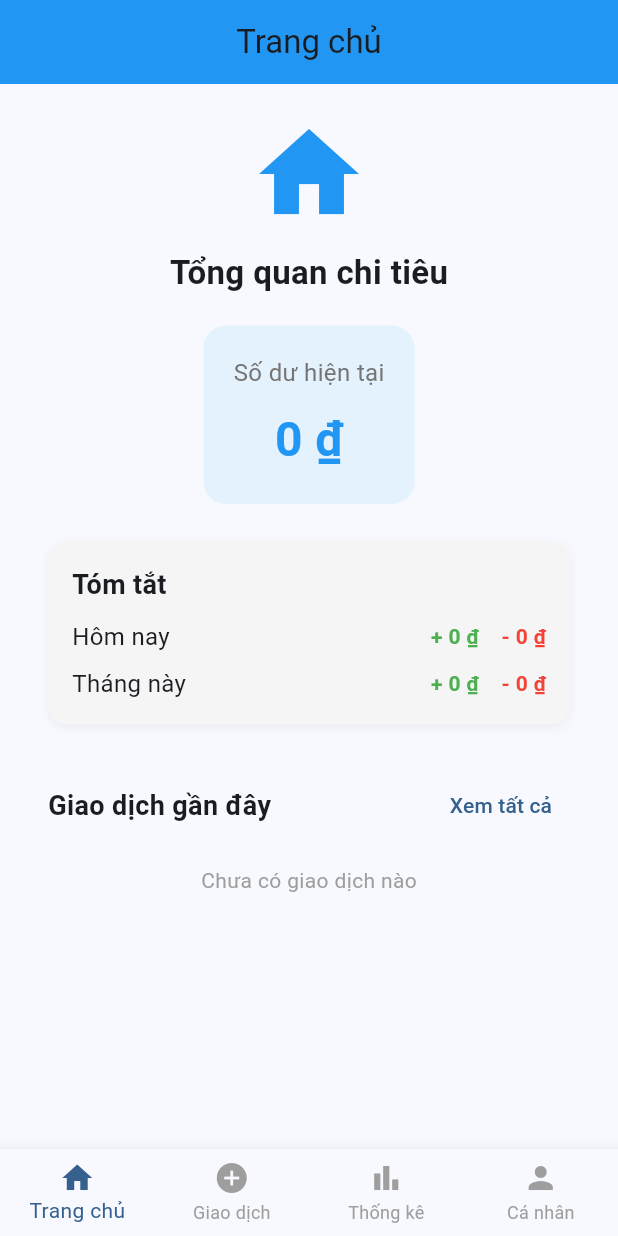
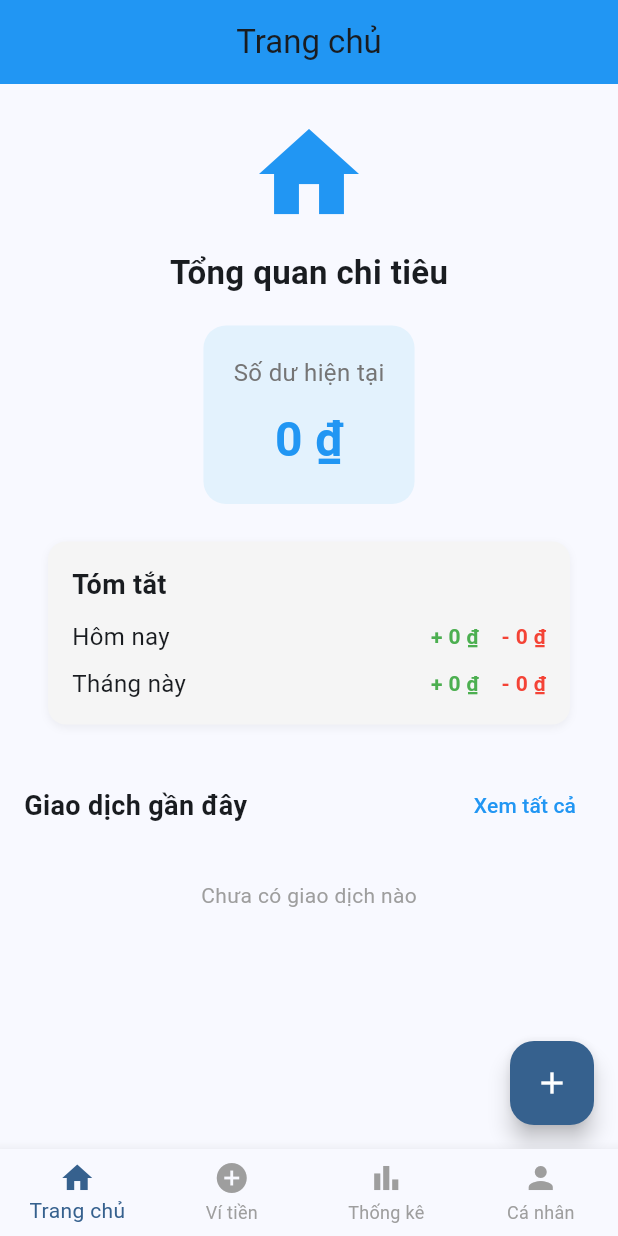
Before and after one commit to lnmahvan/QLCT, a Flutter app: the HomePage screen opened directly, on a phone screen of 412 x 824 dp. Run offline on Flutter 3.47's test engine with Material 3 defaults, Android fonts, the phone set to English and light mode, and no system bars; our stand-ins replace fl_chart, shared_preferences; accounts and stored records are empty.

Commit message:
update Edit home page + add wallet + edit view all

```diff
--- a/lib/main.dart
+++ b/lib/main.dart
@@ -3,19 +3,15 @@ import 'package:provider/provider.dart';
 import 'package:shared_preferences/shared_preferences.dart';
 import 'models/expense_model.dart';
 import 'screens/home_screen.dart';
-import 'screens/transaction_screen.dart';
+import 'screens/wallet_screen.dart';
 import 'screens/statistics_screen.dart';
 import 'screens/profile_screen.dart';
 import 'screens/login_screen.dart';
-// import 'screens/transaction_list_screen.dart';
 import 'screens/transaction_list_screen.dart';
 
 void main() {
   runApp(
-    ChangeNotifierProvider(
-      create: (_) => ExpenseModel(),
-      child: const MyApp(),
-    ),
+    ChangeNotifierProvider(create: (_) => ExpenseModel(), child: const MyApp()),
   );
 }
 
@@ -53,6 +49,7 @@ class _MyAppState extends State<MyApp> {
         brightness: isDarkMode ? Brightness.dark : Brightness.light,
         useMaterial3: true,
       ),
+      routes: {'/transaction-list': (context) => const TransactionListScreen()},
       home: FutureBuilder<bool>(
         future: checkLogin(),
         builder: (context, snapshot) {
@@ -102,7 +99,7 @@ class _HomePageState extends State<HomePage> {
   Widget build(BuildContext context) {
     final pages = [
       const HomeScreen(),
-      const TransactionScreen(),
+      const WalletScreen(),
       const StatisticsScreen(),
       ProfileScreen(
         onThemeChanged: widget.onThemeChanged,
@@ -117,8 +114,14 @@ class _HomePageState extends State<HomePage> {
       bottomNavigationBar: BottomNavigationBar(
         items: const [
           BottomNavigationBarItem(icon: Icon(Icons.home), label: 'Trang chủ'),
-          BottomNavigationBarItem(icon: Icon(Icons.add_circle), label: 'Giao dịch'),
-          BottomNavigationBarItem(icon: Icon(Icons.bar_chart), label: 'Thống kê'),
+          BottomNavigationBarItem(
+            icon: Icon(Icons.add_circle),
+            label: 'Ví tiền',
+          ),
+          BottomNavigationBarItem(
+            icon: Icon(Icons.bar_chart),
+            label: 'Thống kê',
+          ),
           BottomNavigationBarItem(icon: Icon(Icons.person), label: 'Cá nhân'),
         ],
         currentIndex: _selectedIndex,
--- a/lib/screens/home_screen.dart
+++ b/lib/screens/home_screen.dart
@@ -4,6 +4,7 @@ import '../models/expense_model.dart';
 import '../widgets/balance_card.dart';
 import '../widgets/summary_card.dart';
 import '../widgets/recent_transactions_section.dart';
+import 'transaction_add_screen.dart';
 
 class HomeScreen extends StatelessWidget {
   const HomeScreen({super.key});
@@ -35,11 +36,40 @@ class HomeScreen extends StatelessWidget {
             const SizedBox(height: 25),
             SummaryCard(expense: expense),
             const SizedBox(height: 30),
+            Row(
+              mainAxisAlignment: MainAxisAlignment.spaceBetween,
+              children: [
+                const Text(
+                  'Giao dịch gần đây',
+                  style: TextStyle(fontSize: 18, fontWeight: FontWeight.bold),
+                ),
+                TextButton(
+                  onPressed: () {
+                    Navigator.pushNamed(context, '/transaction-list');
+                  },
+                  child: const Text(
+                    'Xem tất cả',
+                    style: TextStyle(color: Colors.blue),
+                  ),
+                ),
+              ],
+            ),
+            const SizedBox(height: 10),
             RecentTransactionsSection(expense: expense),
             const SizedBox(height: 30),
           ],
         ),
       ),
+      floatingActionButton: FloatingActionButton(
+        onPressed: () {
+          Navigator.push(
+            context,
+            MaterialPageRoute(builder: (_) => const TransactionAddScreen()),
+          );
+        },
+        backgroundColor: Theme.of(context).colorScheme.primary,
+        child: const Icon(Icons.add, color: Colors.white),
+      ),
     );
   }
 }
--- a/lib/widgets/recent_transactions_section.dart
+++ b/lib/widgets/recent_transactions_section.dart
@@ -11,45 +11,65 @@ class RecentTransactionsSection extends StatelessWidget {
     final sorted = expense.transactions.toList()
       ..sort((a, b) => b.date.compareTo(a.date));
     final recent = sorted.take(5).toList();
-    final formatCurrency = NumberFormat.currency(locale: 'vi_VN', symbol: '₫', decimalDigits: 0);
+    final formatCurrency = NumberFormat.currency(
+      locale: 'vi_VN',
+      symbol: '₫',
+      decimalDigits: 0,
+    );
 
     return Column(
       crossAxisAlignment: CrossAxisAlignment.start,
       children: [
         Padding(
           padding: const EdgeInsets.symmetric(horizontal: 16),
-          child: Row(
-            mainAxisAlignment: MainAxisAlignment.spaceBetween,
-            children: [
-              const Text('Giao dịch gần đây', style: TextStyle(fontSize: 18, fontWeight: FontWeight.bold)),
-              TextButton(
-                onPressed: () {
-                  Navigator.pushNamed(context, '/transactions');
-                },
-                child: const Text('Xem tất cả'),
-              ),
-            ],
-          ),
+          child: Row(mainAxisAlignment: MainAxisAlignment.spaceBetween),
         ),
         Padding(
           padding: const EdgeInsets.symmetric(horizontal: 16),
           child: recent.isEmpty
               ? const Padding(
                   padding: EdgeInsets.all(16),
-                  child: Center(child: Text('Chưa có giao dịch nào', style: TextStyle(color: Colors.grey))),
+                  child: Center(
+                    child: Text(
+                      'Chưa có giao dịch nào',
+                      style: TextStyle(color: Colors.grey),
+                    ),
+                  ),
                 )
               : Column(
                   children: recent.map((t) {
-                    final color = t.type == 'income' ? Colors.green : Colors.red;
+                    final color = t.type == 'income'
+                        ? Colors.green
+                        : Colors.red;
                     final sign = t.type == 'income' ? '+' : '-';
                     return ListTile(
                       leading: CircleAvatar(
-                        backgroundColor: t.type == 'income' ? Colors.green.shade100 : Colors.red.shade100,
-                        child: Icon(t.type == 'income' ? Icons.arrow_downward : Icons.arrow_upward, color: color),
+                        backgroundColor: t.type == 'income'
+                            ? Colors.green.shade100
+                            : Colors.red.shade100,
+                        child: Icon(
+                          t.type == 'income'
+                              ? Icons.arrow_downward
+                              : Icons.arrow_upward,
+                          color: color,
+                        ),
                       ),
-                      title: Text(t.note.isNotEmpty ? t.note : t.category, style: const TextStyle(fontWeight: FontWeight.w600)),
-                      subtitle: Text(DateFormat('dd/MM/yyyy').format(t.date), style: const TextStyle(color: Colors.grey)),
-                      trailing: Text('$sign ${formatCurrency.format(t.amount)}', style: TextStyle(color: color, fontWeight: FontWeight.bold, fontSize:16)),
+                      title: Text(
+                        t.note.isNotEmpty ? t.note : t.category,
+                        style: const TextStyle(fontWeight: FontWeight.w600),
+                      ),
+                      subtitle: Text(
+                        DateFormat('dd/MM/yyyy').format(t.date),
+                        style: const TextStyle(color: Colors.grey),
+                      ),
+                      trailing: Text(
+                        '$sign ${formatCurrency.format(t.amount)}',
+                        style: TextStyle(
+                          color: color,
+                          fontWeight: FontWeight.bold,
+                          fontSize: 16,
+                        ),
+                      ),
                     );
                   }).toList(),
                 ),
```
Also changed, not shown: lib/screens/wallet_screen.dart (added, +21 -0 lines).
